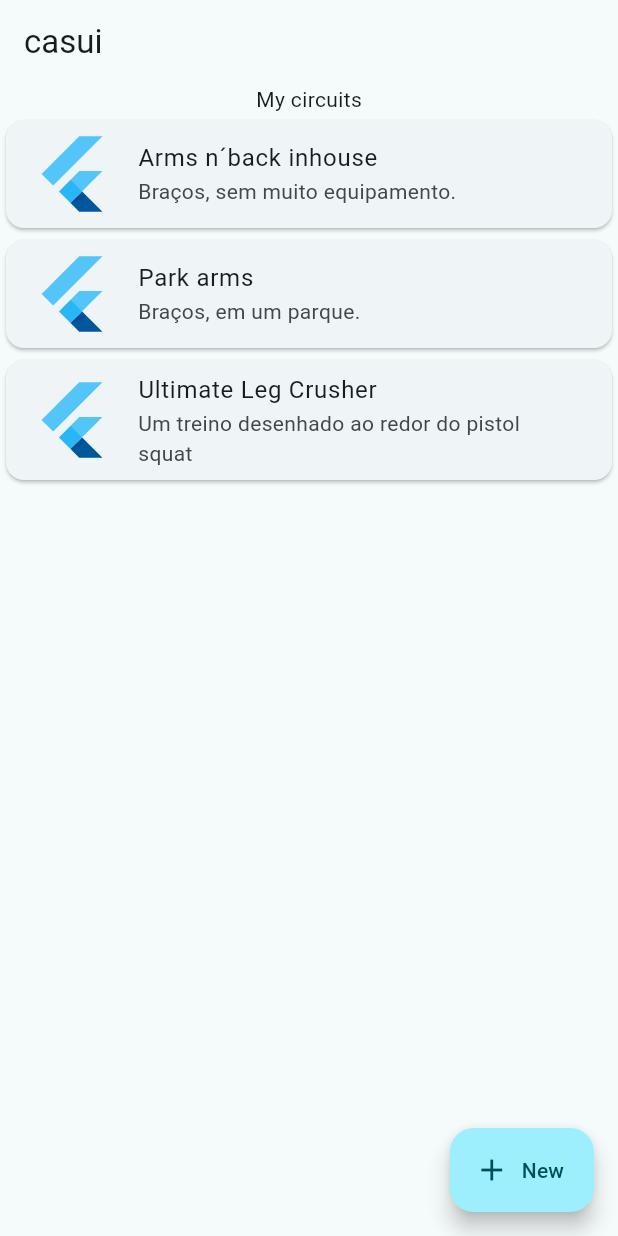
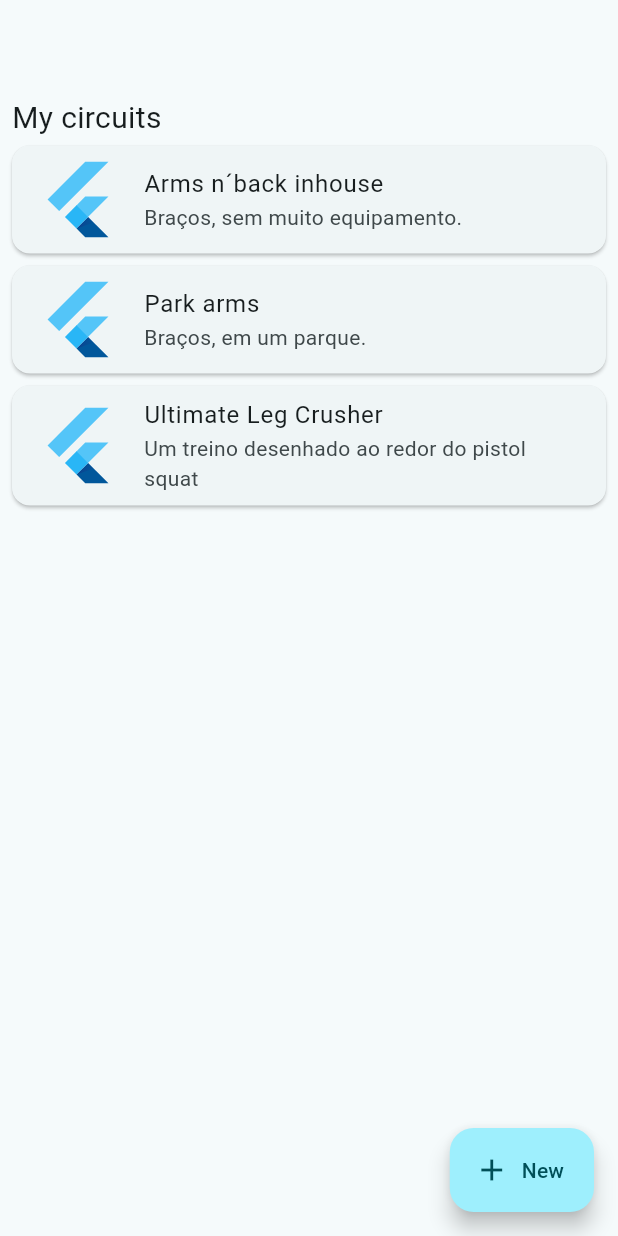
Before and after one commit to rommuloifrn/casui, a Flutter app: the screen it shows after launch, on a phone screen of 412 x 824 dp. Run offline on Flutter 3.47's test engine with Material 3 defaults, Android fonts, the phone set to English and light mode, and no system bars.

Commit message:
feat: minor workouts page changes

```diff
--- a/src/lib/main.dart
+++ b/src/lib/main.dart
@@ -23,7 +23,7 @@ class MyApp extends StatelessWidget {
         colorScheme: ColorScheme.fromSeed(seedColor: Colors.white12),
         useMaterial3: true,
       ),
-      home: const HomePageWidget(title: 'casui'),
+      home: const HomePageWidget(title: ''),
     );
   }
 }
@@ -104,18 +104,25 @@ class _HomeState extends State<HomePageWidget> {
         // the App.build method, and use it to set our appbar title.
         title: Text(widget.title),
       ),
-      body: Column(
+      body: Padding(
+        padding: const EdgeInsets.all(8),
+        child: Column(
           // Column has various properties to control how it sizes itself and
           // how it positions its children. Here we use mainAxisAlignment to
           // center the children vertically; the main axis here is the vertical
           // axis because Columns are vertical (the cross axis would be
           // horizontal).
           //mainAxisAlignment: MainAxisAlignment.center,
+          crossAxisAlignment: CrossAxisAlignment.start,
           children: <Widget>[
-          const Text('My circuits'),
+            const Text(
+              'My circuits',
+              style: TextStyle(fontSize: 20),
+            ),
             //WorkoutElement(),
             makeList(_workoutList, context, _deleteWorkout)
           ],
+        ),
       ),
 
       floatingActionButton: FloatingActionButton.extended(
@@ -164,6 +171,7 @@ Widget WorkoutWidget(
   }
 
   return Card(
+      margin: const EdgeInsets.symmetric(vertical: 4),
       child: ListTile(
         onTap: () async {
           final selectedAction = await Navigator.push(
```
Lines whose indentation alone changed are shown as unchanged.
